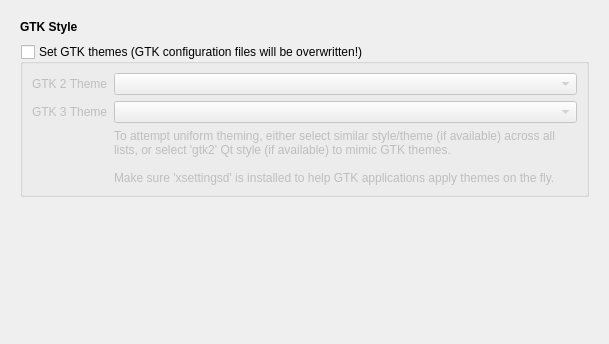
Old version of the form lxqt-config-appearance/gtkconfig.ui in the repository lxqt/lxqt-config.
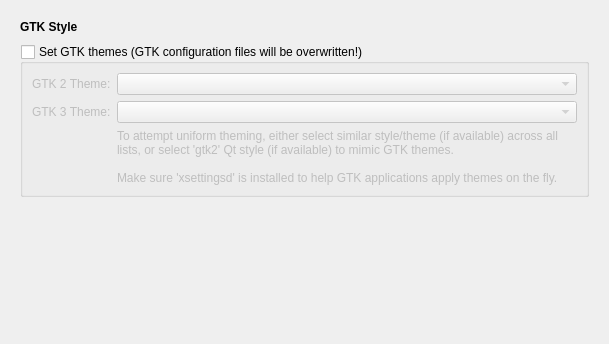
New version of the form.

```diff
--- a/lxqt-config-appearance/gtkconfig.ui
+++ b/lxqt-config-appearance/gtkconfig.ui
@@ -74,7 +74,7 @@
             <item row="1" column="0">
              <widget class="QLabel" name="label_3">
               <property name="text">
-               <string>GTK 2 Theme</string>
+               <string>GTK 2 Theme:</string>
               </property>
              </widget>
             </item>
@@ -90,7 +90,7 @@
                </sizepolicy>
               </property>
               <property name="text">
-               <string>GTK 3 Theme</string>
+               <string>GTK 3 Theme:</string>
               </property>
              </widget>
             </item>
```
